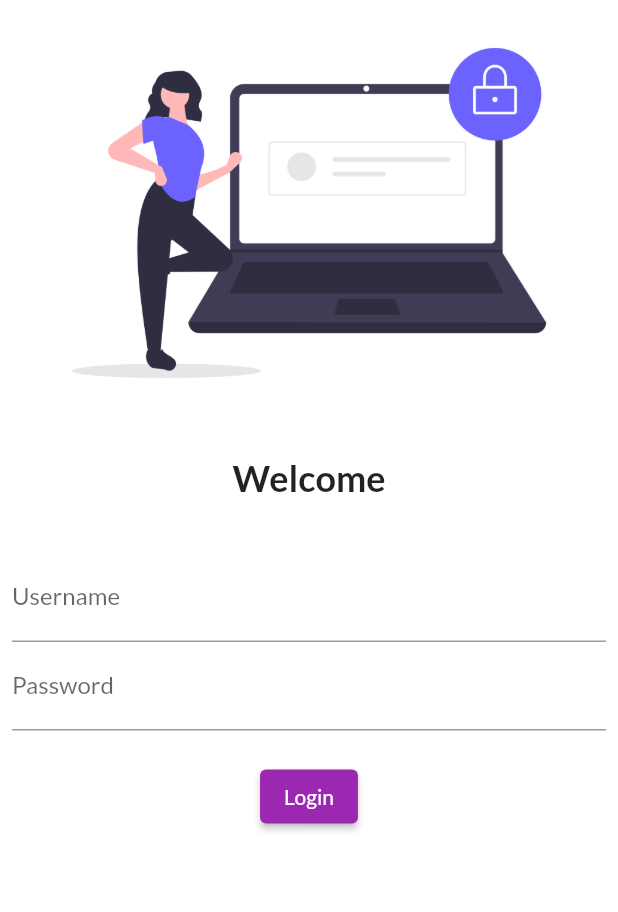
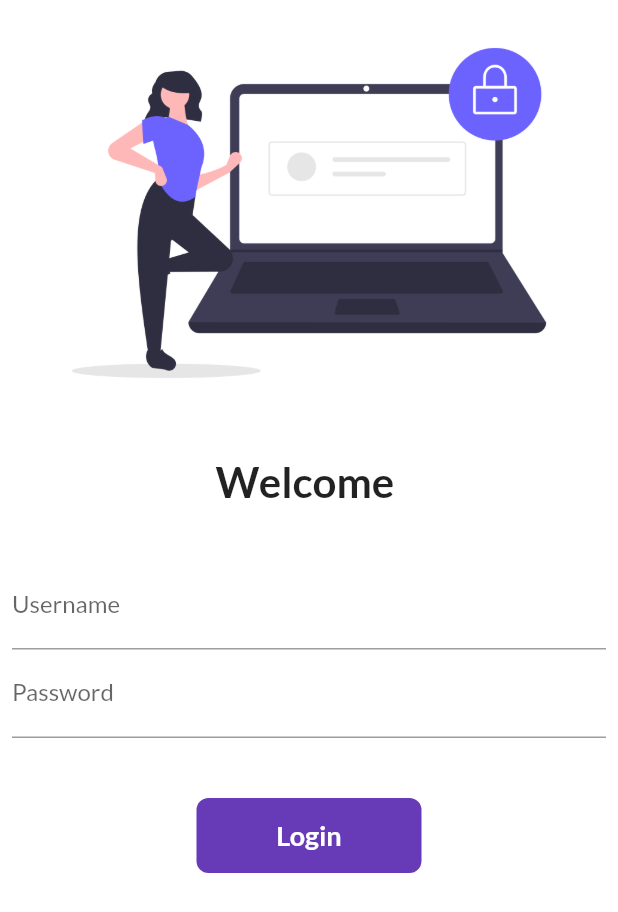
Before and after one commit to Shyamprasad07/30daysOfFlutter, a Flutter app: the screen it shows after launch, on a phone screen of 412 x 824 dp. Shown: the top 912 px of the screen. Run offline on Flutter 3.47's test engine with Material 2 defaults, Android fonts, the phone set to English and light mode, and no system bars; our stand-ins replace google_fonts.

Commit message:
day6 complete login form

```diff
--- a/lib/main.dart
+++ b/lib/main.dart
@@ -1,5 +1,6 @@
 import 'package:flutter/material.dart';
 import 'package:flutter_catlog/pages/login_page.dart';
+import 'package:flutter_catlog/utils/routes.dart';
 import 'package:google_fonts/google_fonts.dart';
 import 'pages/home_page.dart';
 
@@ -18,6 +19,7 @@ class MyApp extends StatelessWidget {
         primarySwatch: Colors.purple,
         fontFamily: GoogleFonts.lato().fontFamily,
       ),
+      debugShowCheckedModeBanner: false,
       darkTheme: ThemeData(
         brightness: Brightness.dark,
       ),
@@ -25,8 +27,8 @@ class MyApp extends StatelessWidget {
       // initialRoute: "/home",
       routes: {
         "/": (context) => LoginPage(),
-        "/home": (context) => HomePage(),
-        "/Login": (context) => LoginPage(),
+        MyRoutes.homeRoute: (context) => HomePage(),
+        MyRoutes.loginRoute: (context) => LoginPage(),
       },
     );
   }
--- a/lib/pages/login_page.dart
+++ b/lib/pages/login_page.dart
@@ -1,12 +1,21 @@
 import 'package:flutter/material.dart';
+import 'package:flutter_catlog/utils/routes.dart';
 
-class LoginPage extends StatelessWidget {
+class LoginPage extends StatefulWidget {
   const LoginPage({super.key});
 
+  @override
+  State<LoginPage> createState() => _LoginPageState();
+}
+
+class _LoginPageState extends State<LoginPage> {
+  String name = "";
+  bool changeButton = false;
   @override
   Widget build(BuildContext context) {
     return Material(
       color: Colors.white,
+      child: SingleChildScrollView(
         child: Column(
           children: [
             // https://undraw.co/illustrations for image
@@ -19,9 +28,9 @@ class LoginPage extends StatelessWidget {
             ),
 
             Text(
-            "Welcome",
+              "Welcome $name",
               style: TextStyle(
-              fontSize: 24,
+                fontSize: 28,
                 fontWeight: FontWeight.bold,
               ),
             ),
@@ -37,6 +46,10 @@ class LoginPage extends StatelessWidget {
                       hintText: "Enter Username",
                       labelText: "Username",
                     ),
+                    onChanged: (value) {
+                      name = value;
+                      setState(() {});
+                    },
                   ),
                   TextFormField(
                     obscureText: true,
@@ -46,20 +59,60 @@ class LoginPage extends StatelessWidget {
                     ),
                   ),
                   SizedBox(
-                  height: 20.0,
+                    height: 40.0,
                   ),
-                ElevatedButton(
+                  InkWell(
+                    onTap: () async{
+                      // Navigator.pushNamed(context, MyRoutes.homeRoute);
+                      setState(() {
+                        changeButton = true;
+                      });
+                      await Future.delayed(Duration(seconds: 1));
+                       Navigator.pushNamed(context, MyRoutes.homeRoute);
+                    },
+                    child: AnimatedContainer(
+                      duration: Duration(seconds: 1),
+                      width: changeButton ? 50 : 150,
+                      height: 50,
+                      alignment: Alignment.center,
+                      child: changeButton
+                          ? Icon(
+                              Icons.done,
+                              color: Colors.white,
+                            )
+                          : Text(
+                              "Login",
+                              style: TextStyle(
+                                color: Colors.white,
+                                fontWeight: FontWeight.bold,
+                                fontSize: 18,
+                              ),
+                            ),
+                      decoration: BoxDecoration(
+                        color: Colors.deepPurple,
+                        //shape:
+                        //     changeButton ? BoxShape.circle : BoxShape.rectangle,
+                        borderRadius:
+                            BorderRadius.circular(changeButton ? 50 : 8),
+                      ),
+                    ),
+                  ),
+                  /* ElevatedButton(
+                    style: TextButton.styleFrom(
+                      minimumSize: Size(150, 40),
+                    ),
                     onPressed: () {
-                    print("hi shyam");
+                      Navigator.pushNamed(context, MyRoutes.homeRoute);
                     },
-                  style: TextButton.styleFrom(),
+                    // style: TextButton.styleFrom(),
                     child: Text("Login"),
-                )
+                  )*/
                 ],
               ),
             )
           ],
         ),
+      ),
     );
   }
 }
--- /dev/null
+++ b/lib/utils/routes.dart
@@ -0,0 +1,4 @@
+class MyRoutes{
+  static String loginRoute = "/Login";
+  static String homeRoute ="/home";
+}
```
Lines whose indentation alone changed are shown as unchanged.
